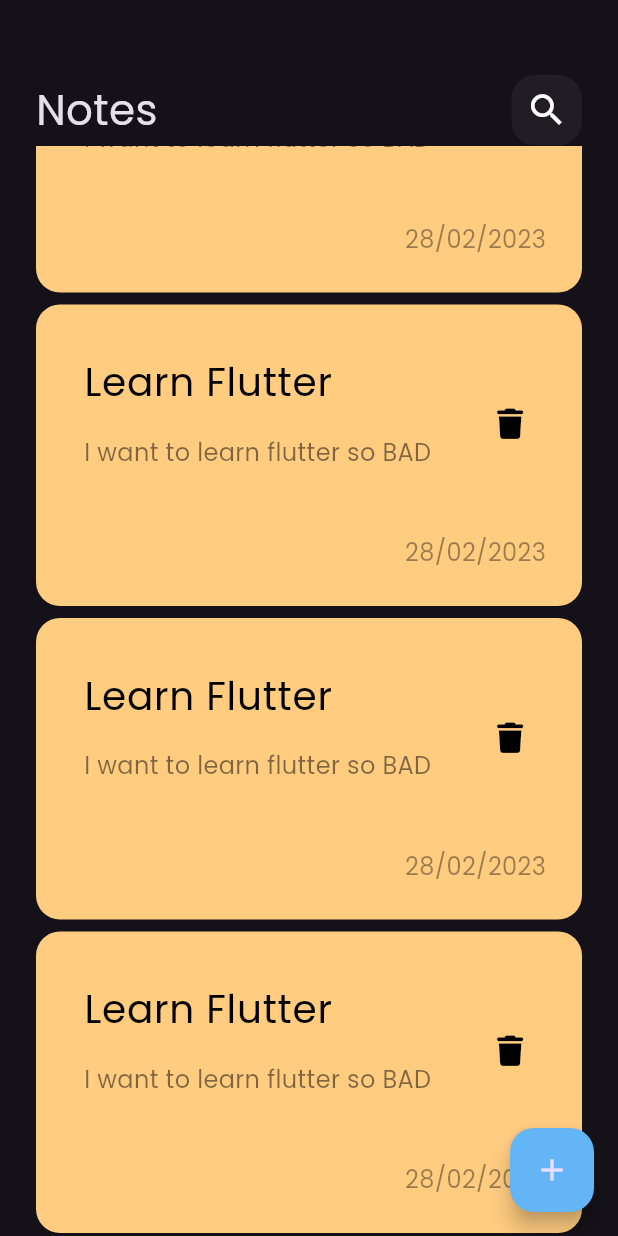
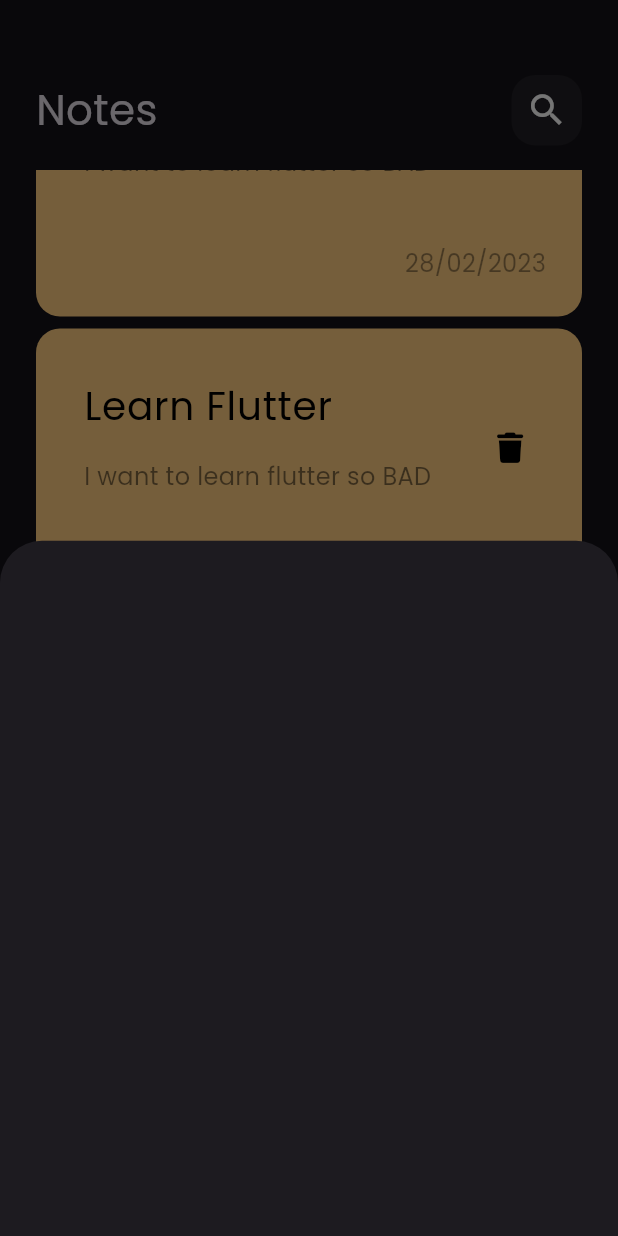
Before and after one commit to SamiDev016/notes_app, a Flutter app: the screen it shows after launch, scrolled down 1152 dp, after a tap on the "add" icon, on a phone screen of 412 x 824 dp. Run offline on Flutter 3.47's test engine with Material 3 defaults, Android fonts, the phone set to English and light mode, and no system bars; our stand-ins replace font_awesome_flutter.

Commit message:
show_buttom_sheet

```diff
--- a/lib/views/Note_view.dart
+++ b/lib/views/Note_view.dart
@@ -1,4 +1,5 @@
 import 'package:flutter/material.dart';
+import 'package:noteapp/views/widgets/add_note_bottom_sheet.dart';
 import 'package:noteapp/views/widgets/noteviewbody.dart';
 
 class NoteView extends StatelessWidget {
@@ -9,8 +10,13 @@ class NoteView extends StatelessWidget {
     return Scaffold(
       floatingActionButton: FloatingActionButton(
         backgroundColor: Colors.blue[300],
-
-        onPressed: () {},
+        onPressed: () {
+          showModalBottomSheet(
+              context: context,
+              builder: (context) {
+                return const AddNoteButtomSheet();
+              });
+        },
         child: const Icon(Icons.add),
       ),
       body: const NoteViewBody(),
--- /dev/null
+++ b/lib/views/widgets/add_note_bottom_sheet.dart
@@ -0,0 +1,11 @@
+
+import 'package:flutter/material.dart';
+
+class AddNoteButtomSheet extends StatelessWidget {
+  const AddNoteButtomSheet({super.key});
+
+  @override
+  Widget build(BuildContext context) {
+    return Container();
+  }
+}
--- a/lib/views/widgets/notes_list_view.dart
+++ b/lib/views/widgets/notes_list_view.dart
@@ -7,13 +7,17 @@ class NoteListView extends StatelessWidget {
 
   @override
   Widget build(BuildContext context) {
-    return  ListView.builder(
-      itemCount: 15,
-      itemBuilder: (context,index){
-      return Padding(
-        padding: const EdgeInsets.symmetric(vertical: 4),
-        child: const NoteList(),
-      );
-    });
+    return  Padding(
+      padding: const EdgeInsets.symmetric(vertical: 16),
+      child: ListView.builder(
+        padding: EdgeInsets.zero,
+        itemCount: 15,
+        itemBuilder: (context,index){
+        return const Padding(
+          padding: EdgeInsets.symmetric(vertical: 4),
+          child: NoteList(),
+        );
+      }),
+    );
   }
 }
```
